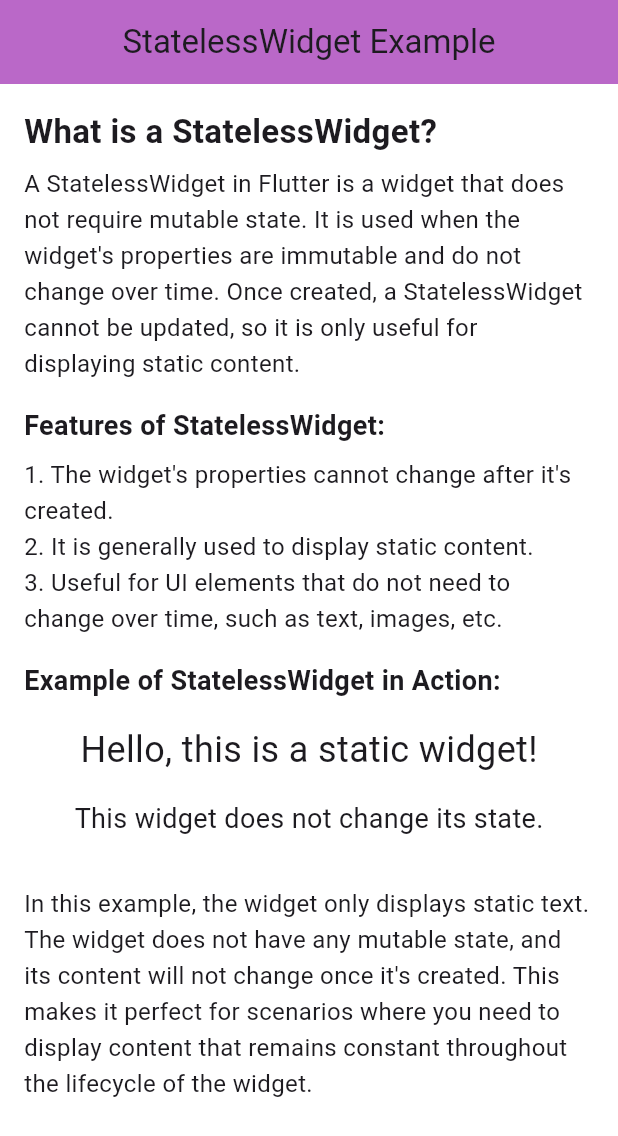
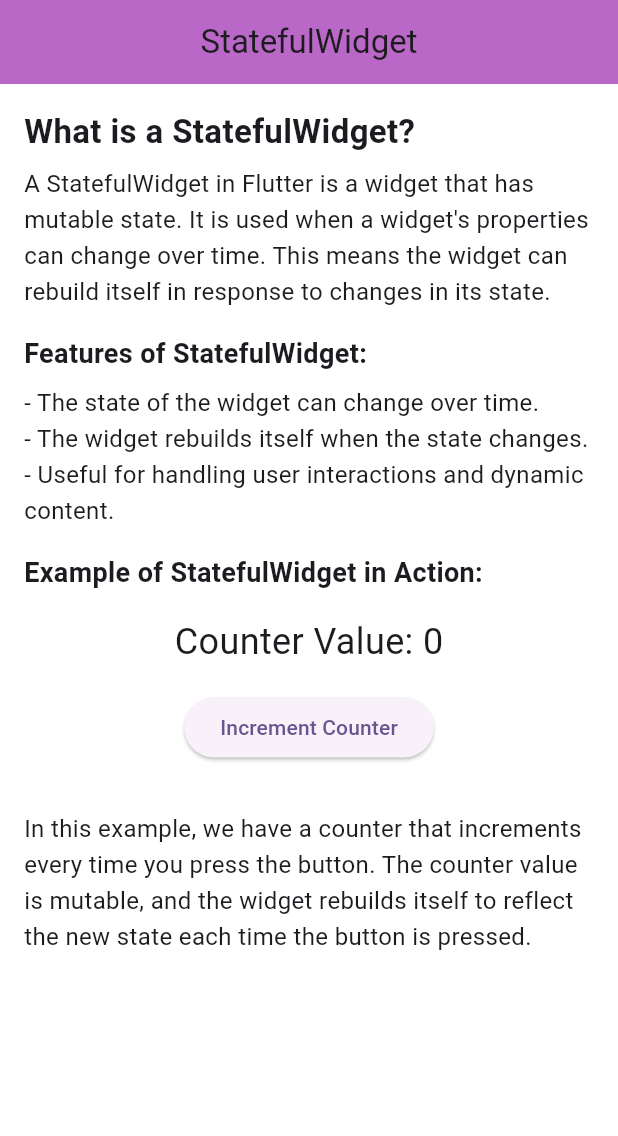
Before and after one commit to mominatufail/WidgetProject, a Flutter app: the screen it shows after launch, on a phone screen of 412 x 824 dp. Shown: the top 1136 px of the screen. Run offline on Flutter 3.47's test engine with Material 3 defaults, Android fonts, the phone set to English and light mode, and no system bars.

Commit message:
code updated for stateful widget screen

```diff
--- a/lib/StatefulWidget.dart
+++ b/lib/StatefulWidget.dart
@@ -0,0 +1,106 @@
+import 'package:flutter/material.dart';
+class StatefulWidgetExampleScreen extends StatefulWidget {
+  const StatefulWidgetExampleScreen({Key? key}) : super(key: key);
+
+  @override
+  _StatefulWidgetExampleScreenState createState() => _StatefulWidgetExampleScreenState();
+}
+class _StatefulWidgetExampleScreenState extends State<StatefulWidgetExampleScreen> {
+  // A variable to demonstrate state changes
+  int _counter = 0;
+
+  // Method to increment the counter
+  void _incrementCounter() {
+    setState(() {
+      _counter++;
+    });
+  }
+
+  @override
+  Widget build(BuildContext context) {
+    return Scaffold(backgroundColor: Colors.white,
+      appBar: AppBar(backgroundColor: Colors.purple.shade300,
+        title: const Text("StatefulWidget"),
+        centerTitle: true,
+      ),
+      body: Padding(
+        padding: const EdgeInsets.all(16.0),
+        child: Column(
+          crossAxisAlignment: CrossAxisAlignment.start,
+          children: [
+            // Header
+            const Text(
+              "What is a StatefulWidget?",
+              style: TextStyle(
+                fontSize: 22,
+                fontWeight: FontWeight.bold,
+              ),
+            ),
+            const SizedBox(height: 8),
+
+            // Description
+            const Text(
+              "A StatefulWidget in Flutter is a widget that has mutable state. It is used when a widget's properties can change over time. This means the widget can rebuild itself in response to changes in its state.",
+              style: TextStyle(fontSize: 16, height: 1.5),
+            ),
+            const SizedBox(height: 16),
+
+            // Features of StatefulWidget
+            const Text(
+              "Features of StatefulWidget:",
+              style: TextStyle(
+                fontSize: 18,
+                fontWeight: FontWeight.bold,
+              ),
+            ),
+            const SizedBox(height: 8),
+            const Text(
+              "- The state of the widget can change over time.\n"
+                  "- The widget rebuilds itself when the state changes.\n"
+                  "- Useful for handling user interactions and dynamic content.",
+              style: TextStyle(fontSize: 16, height: 1.5),
+            ),
+            const SizedBox(height: 16),
+
+            // Example Header
+            const Text(
+              "Example of StatefulWidget in Action:",
+              style: TextStyle(
+                fontSize: 18,
+                fontWeight: FontWeight.bold,
+              ),
+            ),
+            const SizedBox(height: 16),
+
+            // Counter Example
+            Center(
+              child: Column(
+                mainAxisSize: MainAxisSize.min,
+                children: [
+                  // Display the counter
+                  Text(
+                    'Counter Value: $_counter',
+                    style: const TextStyle(fontSize: 24),
+                  ),
+                  const SizedBox(height: 16),
+                  // Button to increment the counter
+                  ElevatedButton(
+                    onPressed: _incrementCounter,
+                    child: const Text("Increment Counter"),
+                  ),
+                ],
+              ),
+            ),
+            const SizedBox(height: 32),
+
+            // Explanation of the example
+            const Text(
+              "In this example, we have a counter that increments every time you press the button. The counter value is mutable, and the widget rebuilds itself to reflect the new state each time the button is pressed.",
+              style: TextStyle(fontSize: 16, height: 1.5),
+            ),
+          ],
+        ),
+      ),
+    );
+  }
+}
--- a/lib/main.dart
+++ b/lib/main.dart
@@ -9,6 +9,7 @@ import 'InkWellWidget.dart';
 import 'MaterialAppWidget.dart';
 import 'RowWidget.dart';
 import 'ScaffoldWidget.dart';
+import 'StatefulWidget.dart';
 import 'StatelessWidget.dart';
 
 void main() {
@@ -43,7 +44,8 @@ class MyApp extends StatelessWidget {
         useMaterial3: true,
       ),
       debugShowCheckedModeBanner: false,
-      home: StatelessWidgetScreen()
+      home: StatefulWidgetExampleScreen()
+      //StatelessWidgetScreen()
       //InkWellExampleScreen()
       //CenterWidget()
       //ContainerClass()
```
